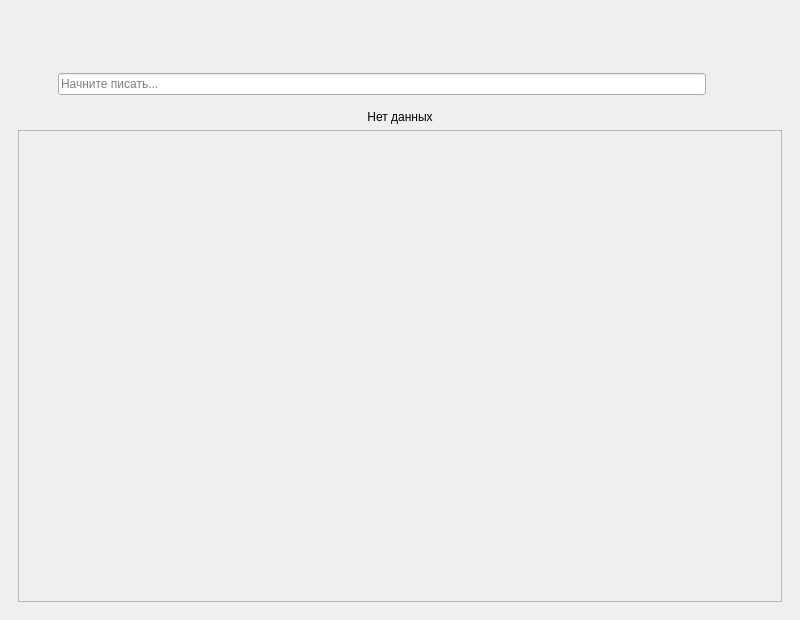
Teka-a/PassManager, file mainwindow.ui: the form before one commit.
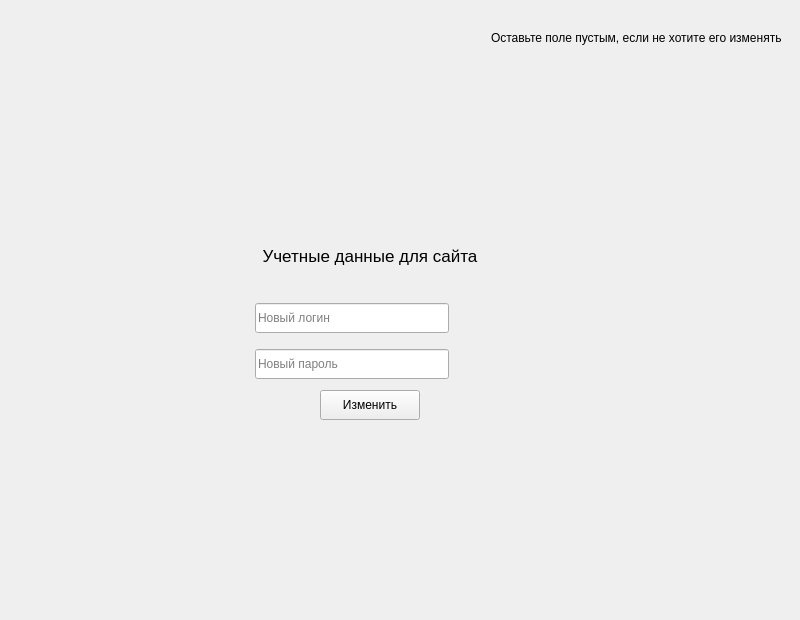
The form after the commit. Icons and pictures are not drawn.

Commit message: change login and pass

```diff
--- a/mainwindow.ui
+++ b/mainwindow.ui
@@ -18,7 +18,7 @@
     <item row="1" column="0">
      <widget class="QStackedWidget" name="stackedWidget">
       <property name="currentIndex">
-       <number>1</number>
+       <number>3</number>
       </property>
       <widget class="QWidget" name="page">
        <property name="maximumSize">
@@ -380,8 +380,8 @@
             <rect>
              <x>0</x>
              <y>0</y>
-             <width>762</width>
-             <height>462</height>
+             <width>66</width>
+             <height>16</height>
             </rect>
            </property>
           </widget>
@@ -629,6 +629,259 @@
         </item>
        </layout>
       </widget>
+      <widget class="QWidget" name="page_4">
+       <layout class="QGridLayout" name="gridLayout_7">
+        <item row="2" column="2">
+         <spacer name="horizontalSpacer_11">
+          <property name="orientation">
+           <enum>Qt::Orientation::Horizontal</enum>
+          </property>
+          <property name="sizeHint" stdset="0">
+           <size>
+            <width>40</width>
+            <height>20</height>
+           </size>
+          </property>
+         </spacer>
+        </item>
+        <item row="2" column="0">
+         <spacer name="horizontalSpacer_10">
+          <property name="orientation">
+           <enum>Qt::Orientation::Horizontal</enum>
+          </property>
+          <property name="sizeHint" stdset="0">
+           <size>
+            <width>40</width>
+            <height>20</height>
+           </size>
+          </property>
+         </spacer>
+        </item>
+        <item row="2" column="1">
+         <layout class="QGridLayout" name="gridLayout_6">
+          <item row="6" column="1" colspan="2">
+           <layout class="QHBoxLayout" name="horizontalLayout_6">
+            <item>
+             <widget class="QPushButton" name="updBtn">
+              <property name="minimumSize">
+               <size>
+                <width>100</width>
+                <height>30</height>
+               </size>
+              </property>
+              <property name="maximumSize">
+               <size>
+                <width>100</width>
+                <height>16777215</height>
+               </size>
+              </property>
+              <property name="text">
+               <string>Изменить</string>
+              </property>
+             </widget>
+            </item>
+           </layout>
+          </item>
+          <item row="5" column="2">
+           <widget class="QPushButton" name="echoPass_2">
+            <property name="minimumSize">
+             <size>
+              <width>30</width>
+              <height>40</height>
+             </size>
+            </property>
+            <property name="maximumSize">
+             <size>
+              <width>30</width>
+              <height>40</height>
+             </size>
+            </property>
+            <property name="text">
+             <string/>
+            </property>
+            <property name="icon">
+             <iconset resource="resources.qrc">
+              <normaloff>:/rc/icons/show.png</normaloff>:/rc/icons/show.png</iconset>
+            </property>
+            <property name="iconSize">
+             <size>
+              <width>17</width>
+              <height>17</height>
+             </size>
+            </property>
+            <property name="flat">
+             <bool>true</bool>
+            </property>
+           </widget>
+          </item>
+          <item row="4" column="2">
+           <widget class="QPushButton" name="echoLogin_2">
+            <property name="minimumSize">
+             <size>
+              <width>30</width>
+              <height>40</height>
+             </size>
+            </property>
+            <property name="maximumSize">
+             <size>
+              <width>30</width>
+              <height>40</height>
+             </size>
+            </property>
+            <property name="text">
+             <string/>
+            </property>
+            <property name="icon">
+             <iconset resource="resources.qrc">
+              <normaloff>:/rc/icons/show.png</normaloff>:/rc/icons/show.png</iconset>
+            </property>
+            <property name="iconSize">
+             <size>
+              <width>17</width>
+              <height>17</height>
+             </size>
+            </property>
+            <property name="flat">
+             <bool>true</bool>
+            </property>
+           </widget>
+          </item>
+          <item row="4" column="1">
+           <widget class="QLineEdit" name="loginChange">
+            <property name="minimumSize">
+             <size>
+              <width>0</width>
+              <height>30</height>
+             </size>
+            </property>
+            <property name="echoMode">
+             <enum>QLineEdit::EchoMode::Password</enum>
+            </property>
+            <property name="placeholderText">
+             <string>Новый логин</string>
+            </property>
+           </widget>
+          </item>
+          <item row="3" column="1" colspan="2">
+           <widget class="QLabel" name="info">
+            <property name="font">
+             <font>
+              <pointsize>13</pointsize>
+             </font>
+            </property>
+            <property name="text">
+             <string/>
+            </property>
+            <property name="alignment">
+             <set>Qt::AlignmentFlag::AlignCenter</set>
+            </property>
+           </widget>
+          </item>
+          <item row="5" column="1">
+           <widget class="QLineEdit" name="passwordChange">
+            <property name="minimumSize">
+             <size>
+              <width>0</width>
+              <height>30</height>
+             </size>
+            </property>
+            <property name="echoMode">
+             <enum>QLineEdit::EchoMode::Password</enum>
+            </property>
+            <property name="placeholderText">
+             <string>Новый пароль</string>
+            </property>
+           </widget>
+          </item>
+          <item row="2" column="1" colspan="2">
+           <widget class="QLabel" name="label_2">
+            <property name="font">
+             <font>
+              <pointsize>13</pointsize>
+             </font>
+            </property>
+            <property name="text">
+             <string>Учетные данные для сайта</string>
+            </property>
+            <property name="alignment">
+             <set>Qt::AlignmentFlag::AlignCenter</set>
+            </property>
+           </widget>
+          </item>
+         </layout>
+        </item>
+        <item row="3" column="1">
+         <spacer name="verticalSpacer_7">
+          <property name="orientation">
+           <enum>Qt::Orientation::Vertical</enum>
+          </property>
+          <property name="sizeHint" stdset="0">
+           <size>
+            <width>20</width>
+            <height>40</height>
+           </size>
+          </property>
+         </spacer>
+        </item>
+        <item row="1" column="1">
+         <spacer name="verticalSpacer_8">
+          <property name="orientation">
+           <enum>Qt::Orientation::Vertical</enum>
+          </property>
+          <property name="sizeHint" stdset="0">
+           <size>
+            <width>20</width>
+            <height>40</height>
+           </size>
+          </property>
+         </spacer>
+        </item>
+        <item row="0" column="0">
+         <widget class="QPushButton" name="retHome_2">
+          <property name="minimumSize">
+           <size>
+            <width>30</width>
+            <height>40</height>
+           </size>
+          </property>
+          <property name="maximumSize">
+           <size>
+            <width>30</width>
+            <height>40</height>
+           </size>
+          </property>
+          <property name="text">
+           <string/>
+          </property>
+          <property name="icon">
+           <iconset resource="resources.qrc">
+            <normaloff>:/rc/icons/home.png</normaloff>:/rc/icons/home.png</iconset>
+          </property>
+          <property name="iconSize">
+           <size>
+            <width>20</width>
+            <height>20</height>
+           </size>
+          </property>
+          <property name="flat">
+           <bool>true</bool>
+          </property>
+         </widget>
+        </item>
+        <item row="0" column="2">
+         <widget class="QLabel" name="label">
+          <property name="font">
+           <font>
+            <pointsize>9</pointsize>
+           </font>
+          </property>
+          <property name="text">
+           <string>Оставьте поле пустым, если не хотите его изменять</string>
+          </property>
+         </widget>
+        </item>
+       </layout>
+      </widget>
      </widget>
     </item>
    </layout>
```
The commit also changes 4 other files.
